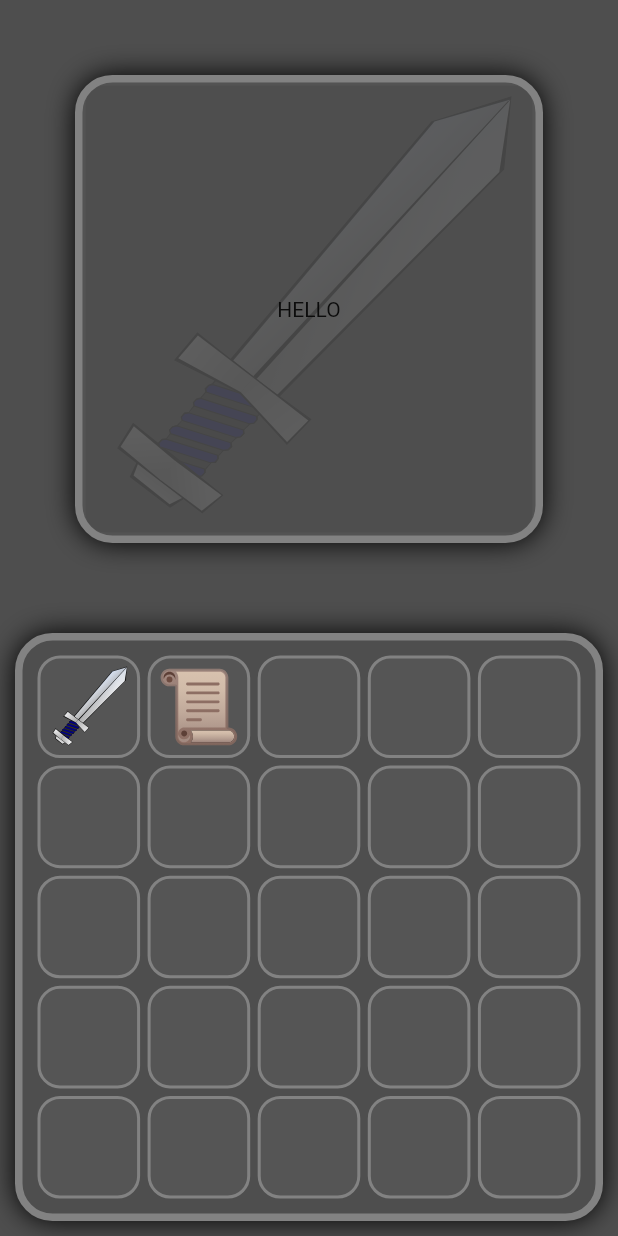
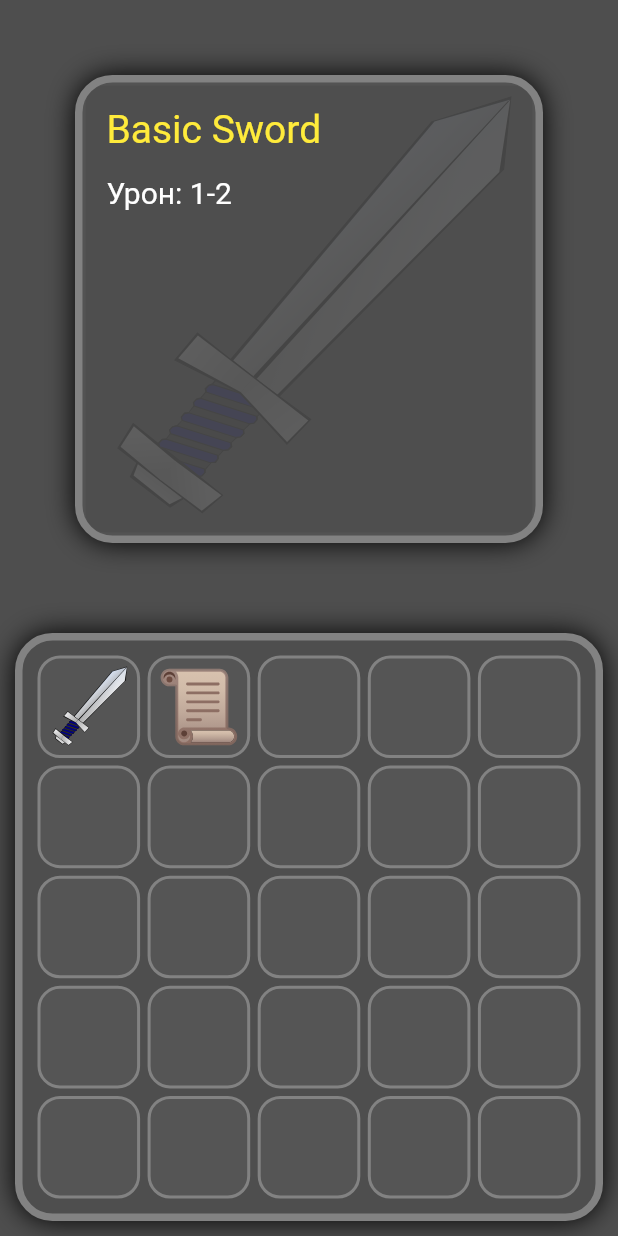
Before and after one commit to McKoog/enchanment_game, a Flutter app: the screen it shows after launch, after a tap on an icon or button, on a phone screen of 412 x 824 dp. Run offline on Flutter 3.47's test engine with Material 2 defaults, Android fonts, the light colour scheme and no system bars; our stand-ins replace flutter_riverpod, flutter_svg; Roboto replaces fonts that are missing (PT Sans).

Commit message:
add model Weapon, WeaponInfoField

```diff
--- /dev/null
+++ b/lib/decorations/text_decoration.dart
@@ -0,0 +1,5 @@
+import 'package:flutter/material.dart';
+
+TextStyle weaponInfoTextDecoration = const TextStyle(fontSize: 20,color: Colors.white,fontFamily: "PT Sans");
+
+TextStyle itemNameDecoration = const TextStyle(fontSize: 26,color: Colors.yellow,fontFamily: "PT Sans");
--- /dev/null
+++ b/lib/models/weapon.dart
@@ -0,0 +1,11 @@
+import 'package:enchantment_game/models/item.dart';
+
+class Weapon extends Item{
+  Weapon({required super.type, required super.image,required this.name,required this.lowerDamage,required this.higherDamage,required this.enchantLevel});
+
+  String name;
+  int lowerDamage;
+  int higherDamage;
+  int enchantLevel;
+
+}
--- a/lib/screens/enchant_screen/zones/main_zone/fields/weapon_info_field.dart
+++ b/lib/screens/enchant_screen/zones/main_zone/fields/weapon_info_field.dart
@@ -1,17 +1,25 @@
-import 'package:enchantment_game/data_providers/current_providers.dart';
-import 'package:enchantment_game/decorations/fields_decoration.dart';
-import 'package:enchantment_game/screens/enchant_screen/zones/main_zone/fields/base_main_zone_field.dart';
+import 'package:enchantment_game/decorations/text_decoration.dart';
+import 'package:enchantment_game/models/item.dart';
+import 'package:enchantment_game/models/weapon.dart';
 import 'package:flutter/material.dart';
-import 'package:flutter_riverpod/flutter_riverpod.dart';
 
 class WeaponInfoField extends StatelessWidget {
-  const WeaponInfoField({Key? key,required this.sideSize}) : super(key: key);
+  const WeaponInfoField({Key? key,required this.sideSize,required this.weapon}) : super(key: key);
   final double sideSize;
+  final Weapon weapon;
+
   @override
   Widget build(BuildContext context) {
-    return const Align(
-      alignment: Alignment.center,
-      child: Text("HELLO"),
+    return Padding(
+      padding: const EdgeInsets.all(16.0),
+      child: Column(
+        crossAxisAlignment: CrossAxisAlignment.start,
+        children: [
+          Text(weapon.enchantLevel >0 ?"${weapon.name} +${weapon.enchantLevel}":weapon.name, style: itemNameDecoration),
+          const SizedBox(height: 16,),
+          Text("Урон: ${weapon.lowerDamage}-${weapon.higherDamage}",style: weaponInfoTextDecoration,),
+        ],
+      ),
     );
   }
 }
--- a/lib/screens/enchant_screen/zones/main_zone/main_zone.dart
+++ b/lib/screens/enchant_screen/zones/main_zone/main_zone.dart
@@ -1,6 +1,7 @@
 import 'package:enchantment_game/data_providers/current_providers.dart';
 import 'package:enchantment_game/data_providers/show_providers.dart';
 import 'package:enchantment_game/models/item.dart';
+import 'package:enchantment_game/models/weapon.dart';
 import 'package:enchantment_game/screens/enchant_screen/zones/main_zone/fields/base_main_zone_field.dart';
 import 'package:enchantment_game/screens/enchant_screen/zones/main_zone/fields/scroll_field.dart';
 import 'package:enchantment_game/screens/enchant_screen/zones/main_zone/fields/weapon_info_field.dart';
@@ -27,7 +28,7 @@ class MainZone extends ConsumerWidget {
             ?BaseMainZoneField(
               sideSize: height,
               backgroundItem: currScroll ?? currWeapon,
-              child: currScroll != null ? ScrollField(sideSize: height):WeaponInfoField(sideSize: height),
+              child: currScroll != null ? ScrollField(sideSize: height):WeaponInfoField(sideSize: height, weapon: currWeapon! as Weapon),
         )
             :const SizedBox()
       ),
--- a/lib/screens/enchant_screen/zones/secondary_zone/fields/inventory_field.dart
+++ b/lib/screens/enchant_screen/zones/secondary_zone/fields/inventory_field.dart
@@ -1,5 +1,6 @@
 import 'package:enchantment_game/decorations/zone_decorations.dart';
 import 'package:enchantment_game/models/item.dart';
+import 'package:enchantment_game/models/weapon.dart';
 import 'package:enchantment_game/screens/enchant_screen/zones/secondary_zone/fields/components/inventory_slot.dart';
 import 'package:flutter/cupertino.dart';
 
@@ -22,7 +23,7 @@ class InventoryField extends StatelessWidget {
             padding: const EdgeInsets.all(10),
             gridDelegate: const SliverGridDelegateWithFixedCrossAxisCount(crossAxisCount: 5, mainAxisSpacing: 5,crossAxisSpacing: 5),
             itemBuilder: (BuildContext context,int index){
-              return InventorySlot(index: index, item: index == 0 ? Item(type: ItemType.weapon, image: "assets/sword.svg"): index == 1 ?Item(type: ItemType.scroll, image: "assets/enchant_scroll.svg"):null);
+              return InventorySlot(index: index, item: index == 0 ? Weapon(type: ItemType.weapon, image: "assets/sword.svg",name:"Basic Sword",lowerDamage: 1, higherDamage:2,enchantLevel: 0): index == 1 ?Item(type: ItemType.scroll, image: "assets/enchant_scroll.svg"):null);
             })
     );
   }
```
